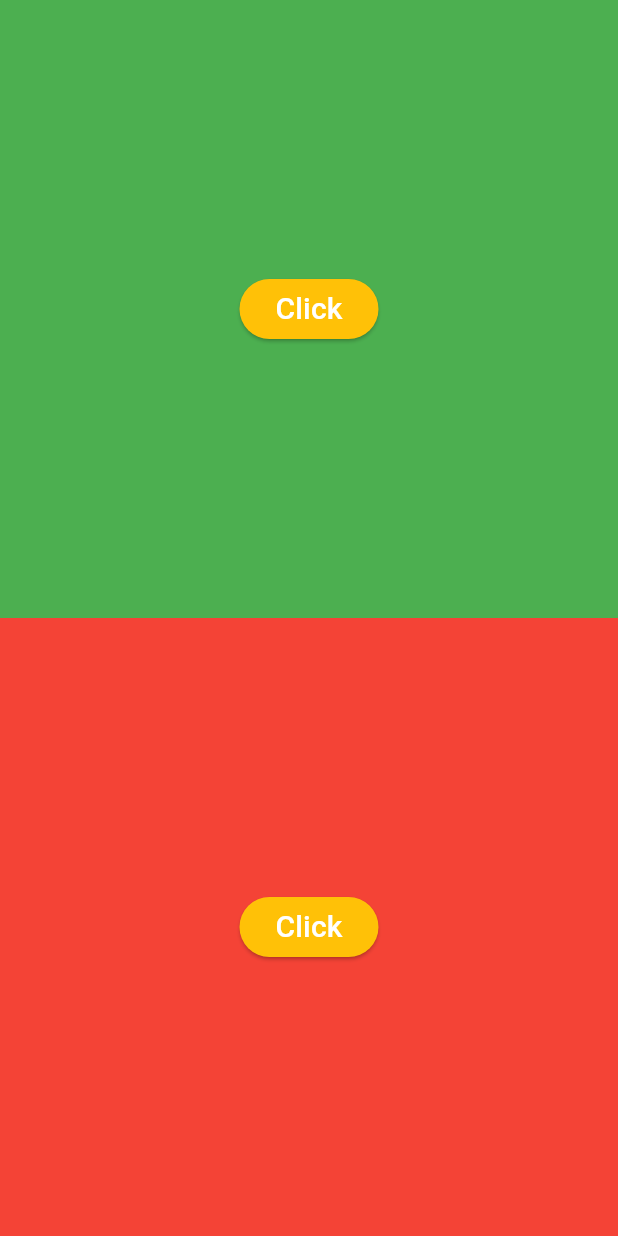
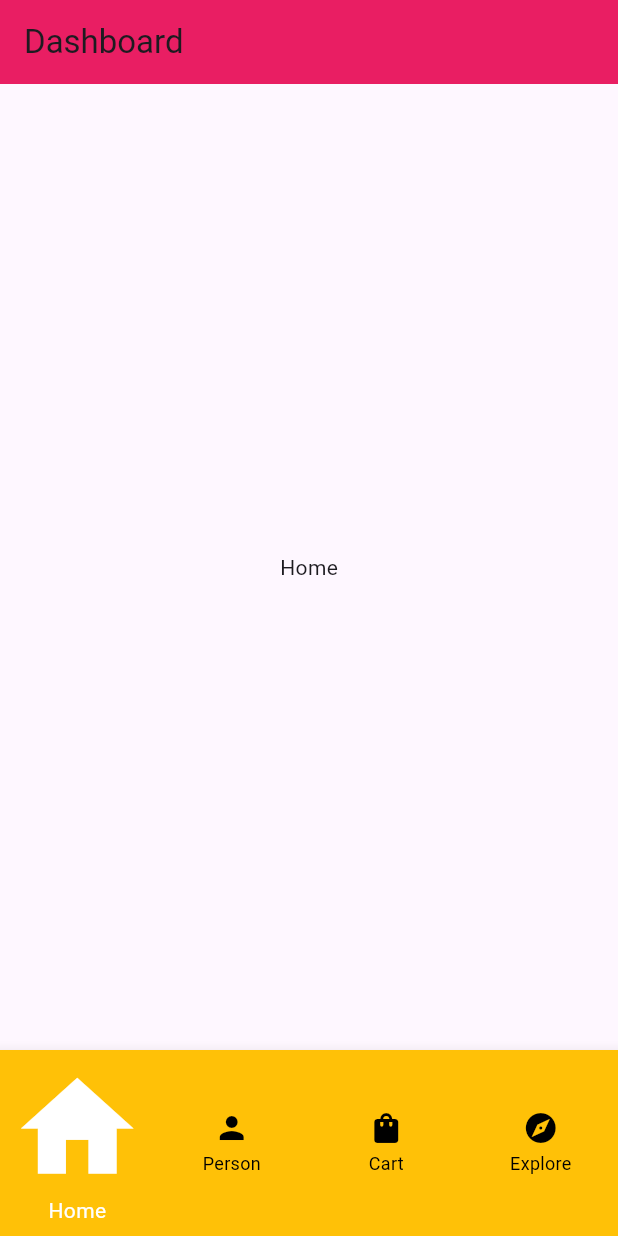
Before and after one commit to madhu502/Flutter-projects, a Flutter app: the screen it shows after launch, on a phone screen of 412 x 824 dp. Run offline on Flutter 3.47's test engine with Material 3 defaults, Android fonts, the phone set to English and light mode, and no system bars.

Commit message:
navigation bar

```diff
--- a/first_app/lib/app/app.dart
+++ b/first_app/lib/app/app.dart
@@ -1,3 +1,5 @@
+
+import 'package:first_app/screens/bottom_screen/dashboard_screen.dart';
 import 'package:first_app/screens/flexible_expanded_screen.dart';
 import 'package:flutter/material.dart';
 
@@ -8,7 +10,7 @@ class App extends StatelessWidget {
   Widget build(BuildContext context) {
     return const MaterialApp(
       debugShowCheckedModeBanner: false,
-      home: FlexibleExpandedScreen(),
+      home: DashboardScreen(),
     );
   }
 }
--- /dev/null
+++ b/first_app/lib/screens/bottom_screen/dashboard_screen.dart
@@ -0,0 +1,58 @@
+import 'package:first_app/screens/bottom_screen/about_screen.dart';
+import 'package:first_app/screens/bottom_screen/cart_screen.dart';
+import 'package:first_app/screens/bottom_screen/home_screen.dart';
+import 'package:first_app/screens/bottom_screen/profile_screen.dart';
+import 'package:flutter/material.dart';
+
+class DashboardScreen extends StatefulWidget {
+  const DashboardScreen({super.key});
+
+  @override
+  State<DashboardScreen> createState() => _DashboardScreenState();
+}
+
+class _DashboardScreenState extends State<DashboardScreen> {
+  int _selectedIndex = 0;
+  List<Widget> lstBottomScreen = [
+    const HomeScreen(),
+    const AboutScreen(),
+    const CartScreen(),
+    const ProfileScreen(),
+  ];
+  @override
+  Widget build(BuildContext context) {
+    return Scaffold(
+      appBar: AppBar(
+        title: const Text(
+          'Dashboard',
+        ),
+        backgroundColor: Colors.pink,
+      ),
+      body: lstBottomScreen[_selectedIndex],
+      bottomNavigationBar: BottomNavigationBar(
+        type: BottomNavigationBarType.fixed,
+        items: const [
+          BottomNavigationBarItem(icon: Icon(Icons.home), label: 'Home'),
+          BottomNavigationBarItem(icon: Icon(Icons.person), label: 'Person'),
+          BottomNavigationBarItem(
+              icon: Icon(Icons.shopping_bag), label: 'Cart'),
+          BottomNavigationBarItem(icon: Icon(Icons.explore), label: 'Explore'),
+        ],
+        backgroundColor: Colors.amber,
+        selectedItemColor: Colors.white,
+        unselectedItemColor: Colors.black,
+        selectedIconTheme: const IconThemeData(
+          size: 90,
+        ),
+        currentIndex: _selectedIndex,
+        onTap: (index) {
+          setState(
+            () {
+              _selectedIndex = index;
+            },
+          );
+        },
+      ),
+    );
+  }
+}
--- /dev/null
+++ b/first_app/lib/screens/bottom_screen/home_screen.dart
@@ -0,0 +1,12 @@
+import 'package:flutter/material.dart';
+
+class HomeScreen extends StatelessWidget {
+  const HomeScreen({super.key});
+
+  @override
+  Widget build(BuildContext context) {
+    return const SizedBox.expand(
+      child: Center(child: Text('Home')),
+    );
+  }
+}
```
Also changed, not shown: first_app/lib/model/item_model.dart (added, +11 -0 lines), first_app/lib/screens/bottom_screen/about_screen.dart (added, +14 -0 lines), first_app/lib/screens/bottom_screen/cart_screen.dart (added, +53 -0 lines), first_app/lib/screens/bottom_screen/profile_screen.dart (added, +12 -0 lines), first_app/lib/screens/data_table_screen.dart (added), student_management/assets/icons/c.png (added), 1 other file.
